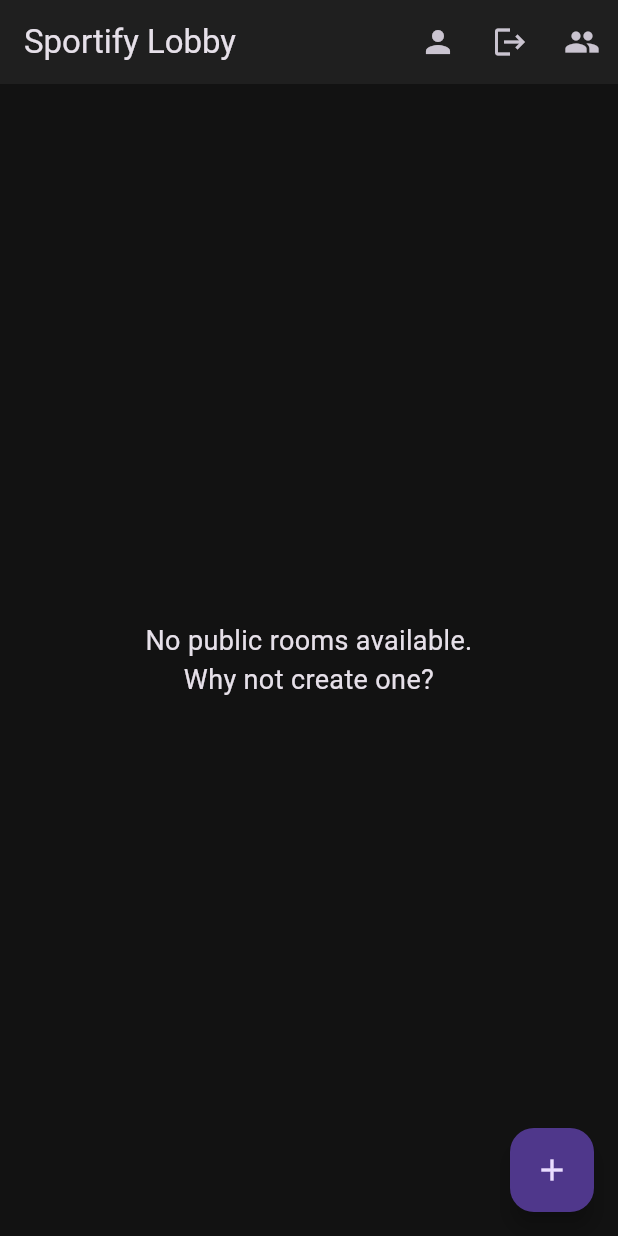
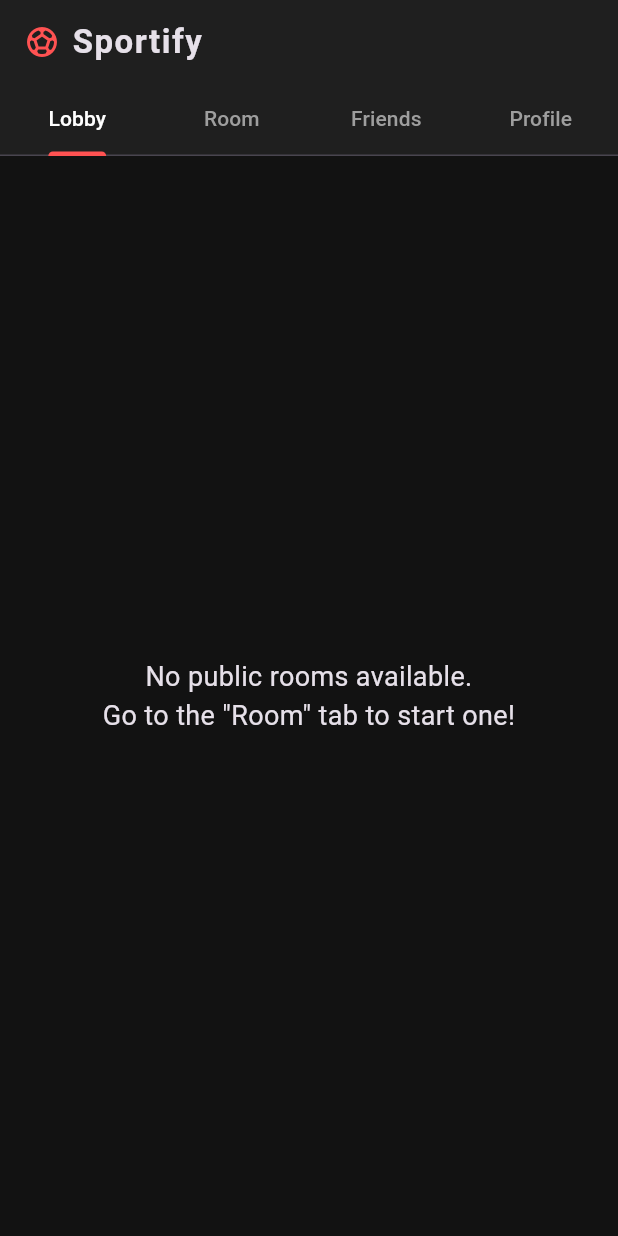
Before and after one commit to rajasaifr/Sportify, a Flutter app: the screen it shows once a user with an empty profile is signed in, on a phone screen of 412 x 824 dp. Run offline on Flutter 3.47's test engine with Material 3 defaults, Android fonts, the phone set to English and light mode, and no system bars; our stand-ins replace cloud_firestore, firebase_auth, firebase_core, google_sign_in; accounts and stored records are empty; project files that could hold a hidden picture were left out.

Commit message:
Refactored Home Screen: Added TabBar navigation, removed FAB, added Room tab

```diff
--- a/sportify_app/lib/screens/home_screen.dart
+++ b/sportify_app/lib/screens/home_screen.dart
@@ -1,57 +1,100 @@
-// screens/home_screen.dart
 import 'package:flutter/material.dart';
 import 'package:provider/provider.dart';
 import 'package:sportify_app/models/room_model.dart';
-import 'package:sportify_app/services/auth_service.dart';
 import 'package:sportify_app/services/firestore_service.dart';
 import 'package:sportify_app/screens/create_room_screen.dart';
 import 'package:sportify_app/screens/room_screen.dart';
-import 'package:sportify_app/screens/profile_screen.dart'; // Add this
+import 'package:sportify_app/screens/profile_screen.dart';
 import 'package:sportify_app/screens/friends_screen.dart';
 
-class HomeScreen extends StatelessWidget {
+class HomeScreen extends StatefulWidget {
   const HomeScreen({super.key});
 
   @override
+  State<HomeScreen> createState() => _HomeScreenState();
+}
+
+class _HomeScreenState extends State<HomeScreen>
+    with SingleTickerProviderStateMixin {
+  late TabController _tabController;
+
+  @override
+  void initState() {
+    super.initState();
+    // We have 4 tabs: Lobby, Room, Friends, Profile
+    _tabController = TabController(length: 4, vsync: this);
+    _tabController.addListener(() {
+      setState(() {});
+    });
+  }
+
+  @override
+  void dispose() {
+    _tabController.dispose();
+    super.dispose();
+  }
+
+  void _goToLobby() {
+    _tabController.animateTo(0);
+  }
+
+  @override
   Widget build(BuildContext context) {
-    final authService = Provider.of<AuthService>(context);
-    final firestoreService = Provider.of<FirestoreService>(context);
-
     return Scaffold(
       appBar: AppBar(
-        title: const Text('Sportify Lobby'),
-        actions: [
-          // Add Profile Button
-          IconButton(
-            icon: const Icon(Icons.person),
-            tooltip: 'Profile',
-            onPressed: () {
-              Navigator.of(context).push(
-                MaterialPageRoute(
-                  builder: (context) => const ProfileScreen(),
-                ),
-              );
-            },
-          ),
-          IconButton(
-            icon: const Icon(Icons.logout),
-            tooltip: 'Sign Out',
-            onPressed: () {
-              authService.signOut();
-            },
-          ),
-         IconButton(
-            icon: const Icon(Icons.people),
-            tooltip: 'Friends',
-            onPressed: () {
-              Navigator.of(context).push(
-                MaterialPageRoute(builder: (context) => const FriendsScreen()),
-              );
-            },
+        title: GestureDetector(
+          onTap: _goToLobby,
+          child: Row(
+            mainAxisSize: MainAxisSize.min,
+            children: [
+              const Icon(Icons.sports_soccer, color: Colors.redAccent),
+              const SizedBox(width: 8),
+              const Text(
+                'Sportify',
+                style:
+                    TextStyle(fontWeight: FontWeight.bold, letterSpacing: 1.0),
               ),
             ],
           ),
-      body: StreamBuilder<List<Room>>(
+        ),
+        centerTitle: false,
+        bottom: TabBar(
+          controller: _tabController,
+          indicatorColor: Colors.redAccent,
+          labelColor: Colors.white,
+          unselectedLabelColor: Colors.grey,
+          tabs: const [
+            Tab(text: "Lobby"),
+            Tab(text: "Room"),
+            Tab(text: "Friends"),
+            Tab(text: "Profile"),
+          ],
+        ),
+      ),
+      body: TabBarView(
+        controller: _tabController,
+        children: [
+          // 1. Lobby View
+          _buildLobbyView(context),
+
+          // 2. Create Room View
+          const CreateRoomScreen(),
+
+          // 3. Friends View
+          const FriendsScreen(),
+
+          // 4. Profile View
+          const ProfileScreen(),
+        ],
+      ),
+      // Floating Action Button removed as requested
+    );
+  }
+
+  Widget _buildLobbyView(BuildContext context) {
+    final firestoreService = Provider.of<FirestoreService>(context);
+
+    return StreamBuilder<List<Room>>(
       stream: firestoreService.getPublicRoomsStream(),
       builder: (context, snapshot) {
         if (snapshot.connectionState == ConnectionState.waiting) {
@@ -63,7 +106,7 @@ class HomeScreen extends StatelessWidget {
         if (!snapshot.hasData || snapshot.data!.isEmpty) {
           return const Center(
             child: Text(
-                'No public rooms available.\nWhy not create one?',
+              'No public rooms available.\nGo to the "Room" tab to start one!',
               textAlign: TextAlign.center,
               style: TextStyle(fontSize: 18),
             ),
@@ -73,21 +116,41 @@ class HomeScreen extends StatelessWidget {
         final rooms = snapshot.data!;
 
         return ListView.builder(
+          padding: const EdgeInsets.all(8),
           itemCount: rooms.length,
           itemBuilder: (context, index) {
             final room = rooms[index];
             return Card(
-                margin: const EdgeInsets.all(8.0),
+              margin: const EdgeInsets.symmetric(vertical: 8.0),
               child: ListTile(
-                  title: Text(room.name,
-                      style: const TextStyle(fontWeight: FontWeight.bold)),
+                leading: Container(
+                  width: 50,
+                  height: 50,
+                  decoration: BoxDecoration(
+                    color: Colors.redAccent.withOpacity(0.2),
+                    borderRadius: BorderRadius.circular(8),
+                  ),
+                  child: const Icon(Icons.play_circle_outline,
+                      color: Colors.redAccent),
+                ),
+                title: Text(
+                  room.name,
+                  style: const TextStyle(fontWeight: FontWeight.bold),
+                ),
                 subtitle: Text(room.description ?? 'No description'),
-                  trailing: Text('${room.participants.length} 👤'),
+                trailing: Container(
+                  padding:
+                      const EdgeInsets.symmetric(horizontal: 8, vertical: 4),
+                  decoration: BoxDecoration(
+                    color: Colors.grey[800],
+                    borderRadius: BorderRadius.circular(12),
+                  ),
+                  child: Text('${room.participants.length} 👤'),
+                ),
                 onTap: () {
                   Navigator.of(context).push(
                     MaterialPageRoute(
-                        builder: (context) => RoomScreen(room: room),
-                      ),
+                        builder: (context) => RoomScreen(room: room)),
                   );
                 },
               ),
@@ -95,18 +158,6 @@ class HomeScreen extends StatelessWidget {
           },
         );
       },
-      ),
-      floatingActionButton: FloatingActionButton(
-        onPressed: () {
-          Navigator.of(context).push(
-            MaterialPageRoute(
-              builder: (context) => const CreateRoomScreen(),
-            ),
-          );
-        },
-        child: const Icon(Icons.add),
-        tooltip: 'Create a Room',
-      ),
     );
   }
 }
```
Also changed, not shown: sportify_app/lib/screens/friends_screen.dart (+11 -5 lines), sportify_app/lib/screens/profile_screen.dart (+45 -34 lines), sportify_app/lib/main.dart (line endings or trailing spaces). Lines whose indentation alone changed are shown as unchanged.
